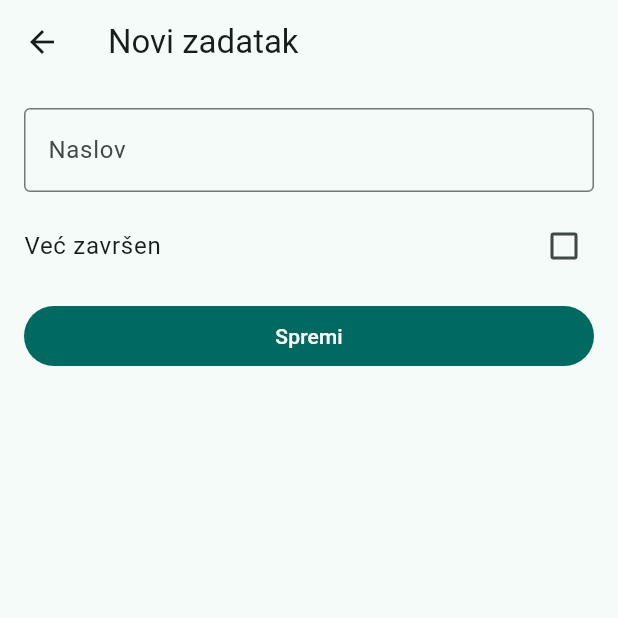
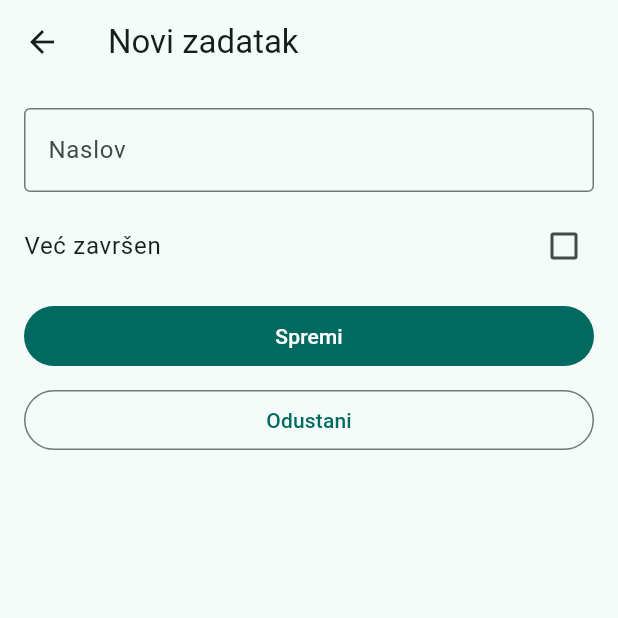
Before and after one commit to DraganArapovic/NRAMU, a Flutter app: the screen it shows after launch, after a tap on the "add" icon, on a phone screen of 412 x 824 dp, the top half of it. Run offline on Flutter 3.47's test engine with Material 3 defaults, Android fonts, the phone set to English and light mode, and no system bars.

Commit message:
Provjere razumijevanja 1 i 2

```diff
--- a/prva_aplikacija/zadatci_app/zadatci_app/lib/forma_ekran.dart
+++ b/prva_aplikacija/zadatci_app/zadatci_app/lib/forma_ekran.dart
@@ -67,6 +67,11 @@ class _FormaEkranState extends State<FormaEkran> {
  ),
  const SizedBox(height: 8),
  FilledButton(onPressed: _spremi, child: const Text('Spremi')),
+const SizedBox(height: 8),
+OutlinedButton(
+  onPressed: () => Navigator.pop(context),
+  child: const Text('Odustani'),
+),
  ],
  ),
  ),
--- a/prva_aplikacija/zadatci_app/zadatci_app/lib/main.dart
+++ b/prva_aplikacija/zadatci_app/zadatci_app/lib/main.dart
@@ -52,7 +52,7 @@ class _ZadatciEkranState extends State<ZadatciEkran> {
  @override
  Widget build(BuildContext context) {
  return Scaffold(
- appBar: AppBar(title: const Text('Zadatci')),
+ appBar: AppBar(title: Text('Zadatci (${_zadaci.length})')),
  floatingActionButton: FloatingActionButton(
  onPressed: _dodaj,
  tooltip: 'Novi zadatak',
```
Also changed, not shown: 1 other file.
